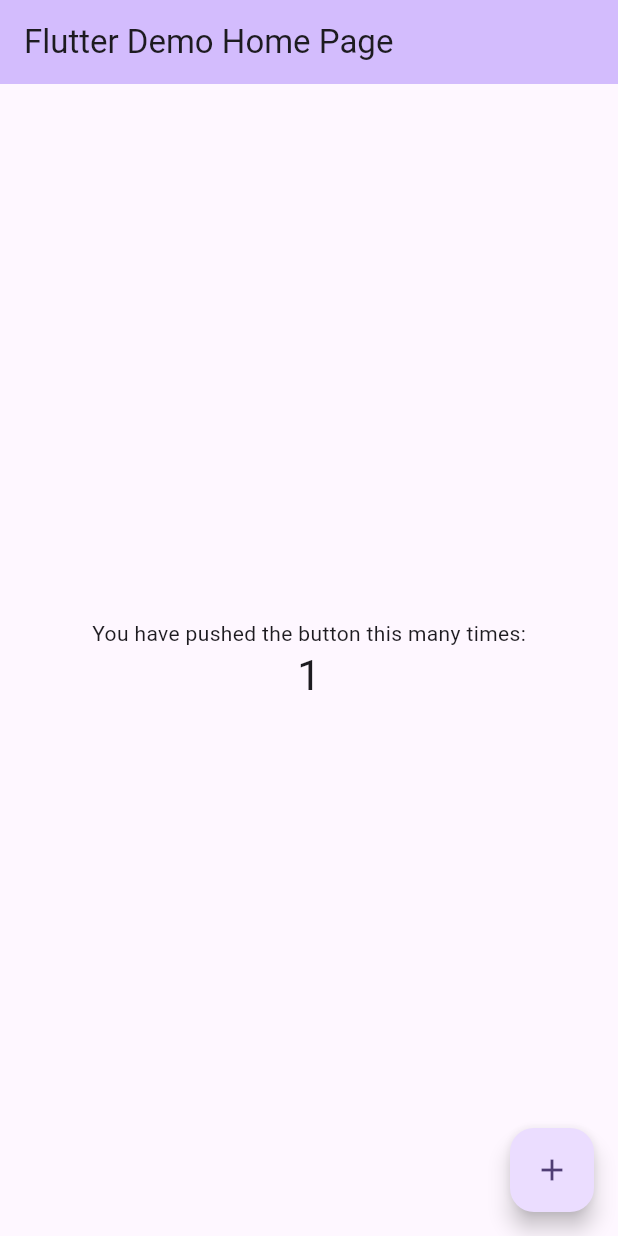
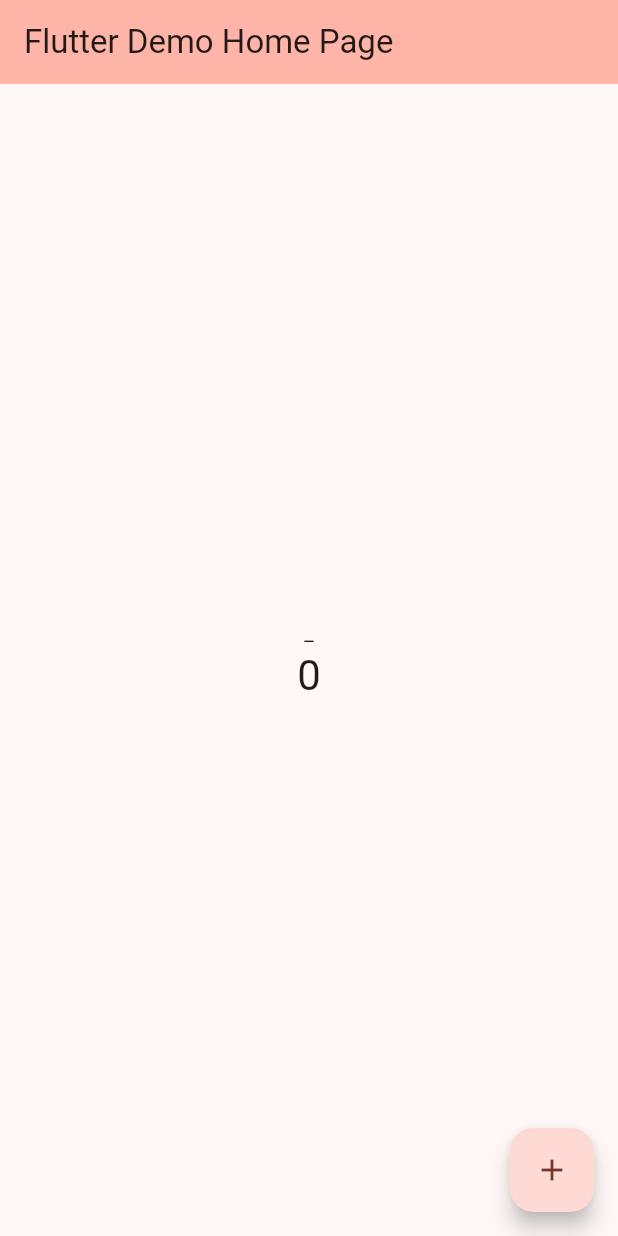
Before and after one commit to Ezuchu/FluyeApp, a Flutter app: the screen it shows after launch, after a tap on the "add" icon, on a phone screen of 412 x 824 dp. Run offline on Flutter 3.47's test engine with Material 3 defaults, Android fonts, the phone set to English and light mode, and no system bars; network calls fail.

Commit message:
Conexion Get

```diff
--- a/fluyeapp/lib/main.dart
+++ b/fluyeapp/lib/main.dart
@@ -1,4 +1,5 @@
 import 'package:flutter/material.dart';
+import 'package:http/http.dart' as http;
 
 void main() {
   runApp(const MyApp());
@@ -13,22 +14,7 @@ class MyApp extends StatelessWidget {
     return MaterialApp(
       title: 'Flutter Demo',
       theme: ThemeData(
-        // This is the theme of your application.
-        //
-        // TRY THIS: Try running your application with "flutter run". You'll see
-        // the application has a purple toolbar. Then, without quitting the app,
-        // try changing the seedColor in the colorScheme below to Colors.green
-        // and then invoke "hot reload" (save your changes or press the "hot
-        // reload" button in a Flutter-supported IDE, or press "r" if you used
-        // the command line to start the app).
-        //
-        // Notice that the counter didn't reset back to zero; the application
-        // state is not lost during the reload. To reset the state, use hot
-        // restart instead.
-        //
-        // This works for code too, not just values: Most code changes can be
-        // tested with just a hot reload.
-        colorScheme: ColorScheme.fromSeed(seedColor: Colors.deepPurple),
+        colorScheme: ColorScheme.fromSeed(seedColor: const Color.fromARGB(255, 189, 25, 13)),
         useMaterial3: true,
       ),
       home: const MyHomePage(title: 'Flutter Demo Home Page'),
@@ -39,14 +25,6 @@ class MyApp extends StatelessWidget {
 class MyHomePage extends StatefulWidget {
   const MyHomePage({super.key, required this.title});
 
-  // This widget is the home page of your application. It is stateful, meaning
-  // that it has a State object (defined below) that contains fields that affect
-  // how it looks.
-
-  // This class is the configuration for the state. It holds the values (in this
-  // case the title) provided by the parent (in this case the App widget) and
-  // used by the build method of the State. Fields in a Widget subclass are
-  // always marked "final".
 
   final String title;
 
@@ -56,6 +34,19 @@ class MyHomePage extends StatefulWidget {
 
 class _MyHomePageState extends State<MyHomePage> {
   int _counter = 0;
+  String _data = "_";
+
+  _getdata() async
+  {
+    var url = Uri.parse("http://localhost/Sistemas-Valid/Users/Adm/habitaciones/Registros.php?id=3");
+    var response = await http.get(url);
+    if(response.statusCode == 200)
+    {
+      setState(() {
+        _data = response.body;
+      });
+    }
+  }
 
   void _incrementCounter() {
     setState(() {
@@ -105,8 +96,8 @@ class _MyHomePageState extends State<MyHomePage> {
           // wireframe for each widget.
           mainAxisAlignment: MainAxisAlignment.center,
           children: <Widget>[
-            const Text(
-              'You have pushed the button this many times:',
+            Text(
+              '$_data',
             ),
             Text(
               '$_counter',
@@ -116,10 +107,11 @@ class _MyHomePageState extends State<MyHomePage> {
         ),
       ),
       floatingActionButton: FloatingActionButton(
-        onPressed: _incrementCounter,
+        onPressed: _getdata,
         tooltip: 'Increment',
         child: const Icon(Icons.add),
-      ), // This trailing comma makes auto-formatting nicer for build methods.
+      ),
+       // This trailing comma makes auto-formatting nicer for build methods.
     );
   }
 }
--- a/fluyeapp/pubspec.yaml
+++ b/fluyeapp/pubspec.yaml
@@ -35,6 +35,7 @@ dependencies:
   # The following adds the Cupertino Icons font to your application.
   # Use with the CupertinoIcons class for iOS style icons.
   cupertino_icons: ^1.0.8
+  http: ^1.2.2
 
 dev_dependencies:
   flutter_test:
```
Also changed, not shown: fluyeapp/pubspec.lock.
